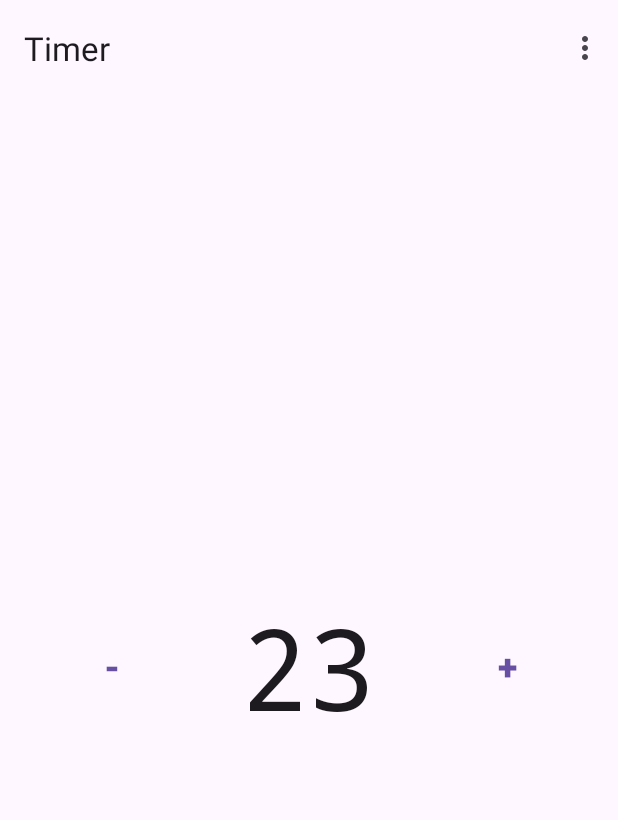
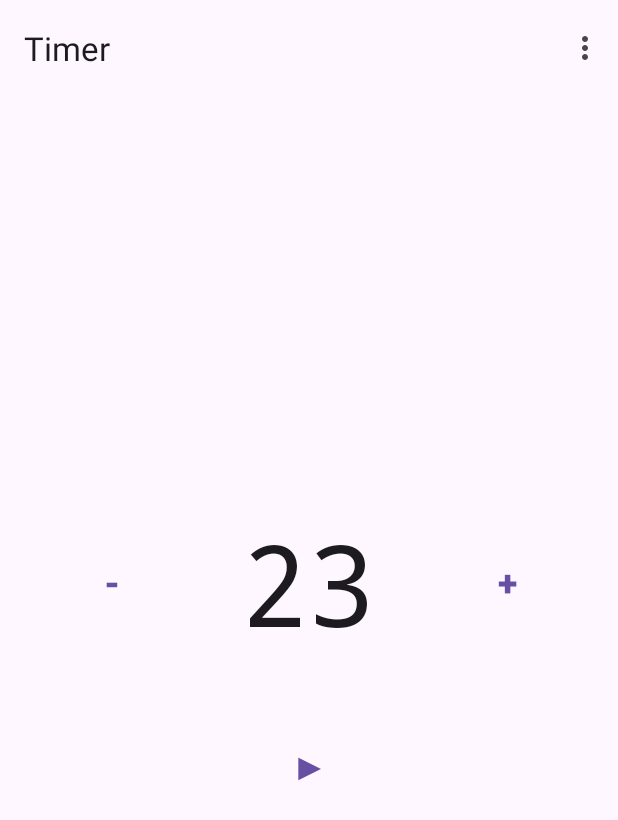
Before and after one commit to kjrocker/hermes, an Android app: the screen it shows after launch (MainActivity), on a phone screen of 412 x 824 dp. Shown: the top 820 px of the screen. Run offline under Robolectric (Android 15) with nearby library versions, the phone set to English and light mode, and no system bars; our stand-ins replace navigation-ui.

Commit message:
Basic metronome

```diff
--- a/app/src/main/java/com/kehvyn/hermes/TimerFragment.kt
+++ b/app/src/main/java/com/kehvyn/hermes/TimerFragment.kt
@@ -1,6 +1,10 @@
 package com.kehvyn.hermes
 
+import android.media.ToneGenerator
+import android.media.AudioManager
 import android.os.Bundle
+import android.os.Handler
+import android.os.Looper
 import androidx.fragment.app.Fragment
 import android.view.LayoutInflater
 import android.view.View
@@ -15,6 +19,10 @@ class TimerFragment : Fragment() {
 
     private var _binding: FragmentTimerBinding? = null
     private var timerValue: Int = 23
+    private var isRunning: Boolean = false
+    private var handler: Handler = Handler(Looper.getMainLooper())
+    private var timerRunnable: Runnable? = null
+    private var toneGenerator: ToneGenerator? = null
 
     // This property is only valid between onCreateView and
     // onDestroyView.
@@ -45,15 +53,60 @@ class TimerFragment : Fragment() {
             }
         }
 
+        binding.buttonPlayPause.setOnClickListener {
+            if (isRunning) {
+                stopTimer()
+            } else {
+                startTimer()
+            }
+        }
+
+        toneGenerator = ToneGenerator(AudioManager.STREAM_NOTIFICATION, 100)
         updateTimerDisplay()
+        updatePlayPauseButton()
     }
 
     private fun updateTimerDisplay() {
         binding.textviewTimerDisplay.text = timerValue.toString()
     }
 
+    private fun updatePlayPauseButton() {
+        binding.buttonPlayPause.text = if (isRunning) "⏸" else "▶"
+        binding.buttonPlayPause.contentDescription = if (isRunning) "Pause timer" else "Play timer"
+    }
+
+    private fun startTimer() {
+        if (timerValue <= 0) return
+
+        isRunning = true
+        updatePlayPauseButton()
+
+        timerRunnable = object : Runnable {
+            override fun run() {
+                playNote()
+                if (isRunning) {
+                    handler.postDelayed(this, (timerValue * 1000).toLong())
+                }
+            }
+        }
+        handler.post(timerRunnable!!)
+    }
+
+    private fun stopTimer() {
+        isRunning = false
+        updatePlayPauseButton()
+        timerRunnable?.let { handler.removeCallbacks(it) }
+    }
+
+    private fun playNote() {
+        toneGenerator?.startTone(ToneGenerator.TONE_PROP_BEEP, 200)
+    }
+
     override fun onDestroyView() {
         super.onDestroyView()
+        stopTimer()
+        toneGenerator?.release()
+        toneGenerator = null
         _binding = null
     }
 }
--- a/app/src/main/res/layout/fragment_timer.xml
+++ b/app/src/main/res/layout/fragment_timer.xml
@@ -3,10 +3,16 @@
     xmlns:tools="http://schemas.android.com/tools"
     android:layout_width="match_parent"
     android:layout_height="match_parent"
-    android:orientation="horizontal"
+    android:orientation="vertical"
     android:gravity="center"
     android:padding="16dp"
     tools:context=".TimerFragment">
+
+    <LinearLayout
+        android:layout_width="wrap_content"
+        android:layout_height="wrap_content"
+        android:orientation="horizontal"
+        android:gravity="center">
 
         <Button
             android:id="@+id/button_decrement"
@@ -49,3 +55,19 @@
             android:contentDescription="Increase timer value" />
 
     </LinearLayout>
+
+    <Button
+        android:id="@+id/button_play_pause"
+        android:layout_width="wrap_content"
+        android:layout_height="wrap_content"
+        android:layout_marginTop="32dp"
+        android:text="▶"
+        android:textSize="24sp"
+        android:textStyle="bold"
+        android:textColor="?attr/colorPrimary"
+        android:background="@android:color/transparent"
+        android:minWidth="80dp"
+        android:minHeight="80dp"
+        android:contentDescription="Play timer" />
+
+</LinearLayout>
```
Also changed, not shown: 1 other file. Lines whose indentation alone changed are shown as unchanged.
